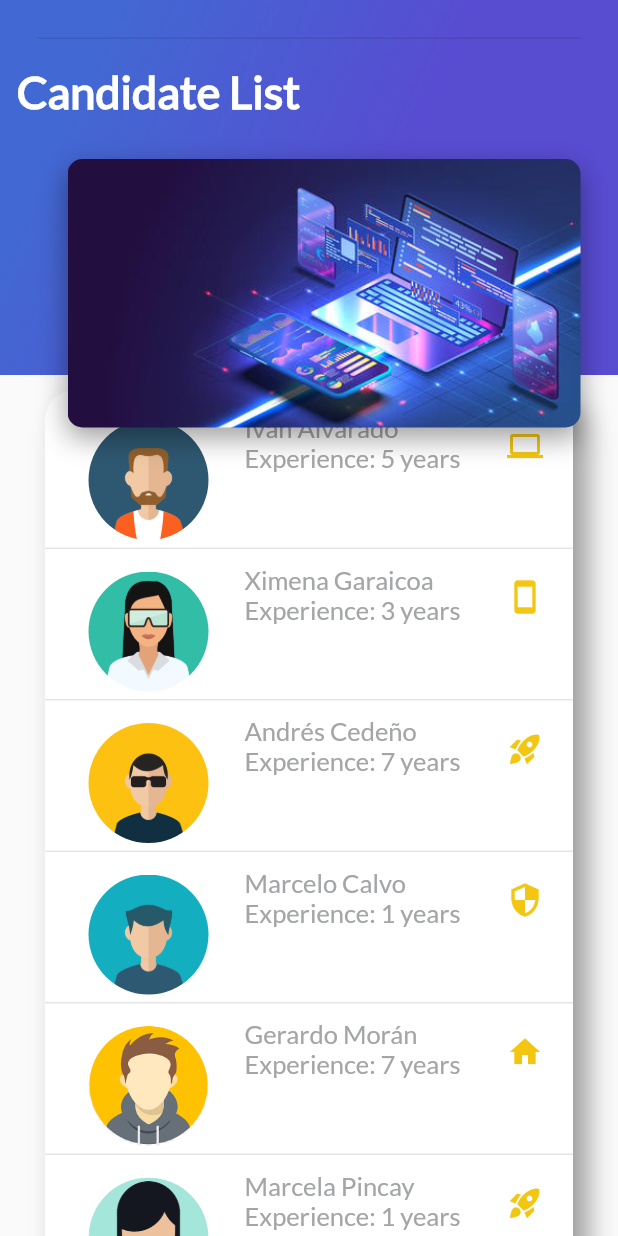
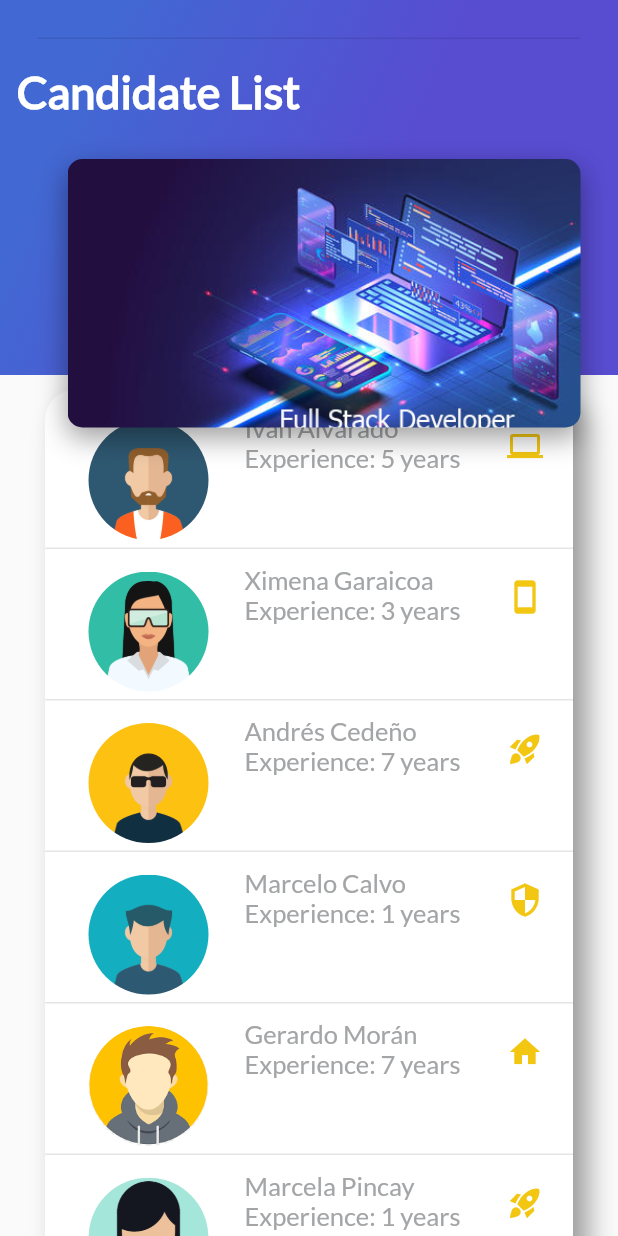
Before and after one commit to ioviedodev/trip_app, a Flutter app: the screen it shows after launch, on a phone screen of 412 x 824 dp. Run offline on Flutter 3.47's test engine with Material 2 defaults, Android fonts, the phone set to English and light mode, and no system bars.

```diff
--- a/lib/job_vacancy.dart
+++ b/lib/job_vacancy.dart
@@ -21,7 +21,7 @@ class JobVacancy extends StatelessWidget{
         )
       ),
       child:
-      CardImage("asset/img/csciense.jpg"),
+      CardImage("asset/img/full_stack_developer.png"),
 
 
     );
--- a/pubspec.yaml
+++ b/pubspec.yaml
@@ -75,6 +75,7 @@ flutter:
      - asset/img/vacancy6.png
      - asset/img/vacancy7.png
      - asset/img/vacancy8.png
+     - asset/img/full_stack_developer.png
 
   # An image asset can refer to one or more resolution-specific "variants", see
   # https://flutter.dev/assets-and-images/#resolution-aware
```
Also changed, not shown: asset/img/full_stack_developer.jpg (added), asset/img/full_stack_developer.png (added).
